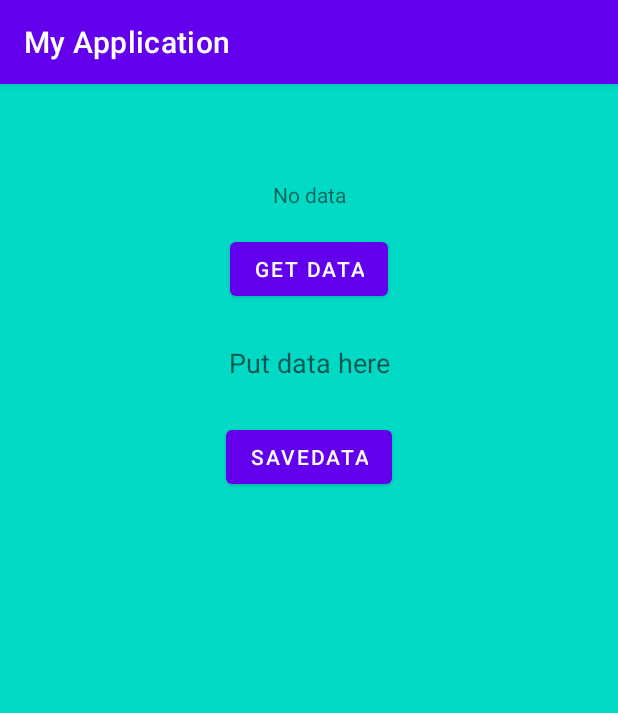
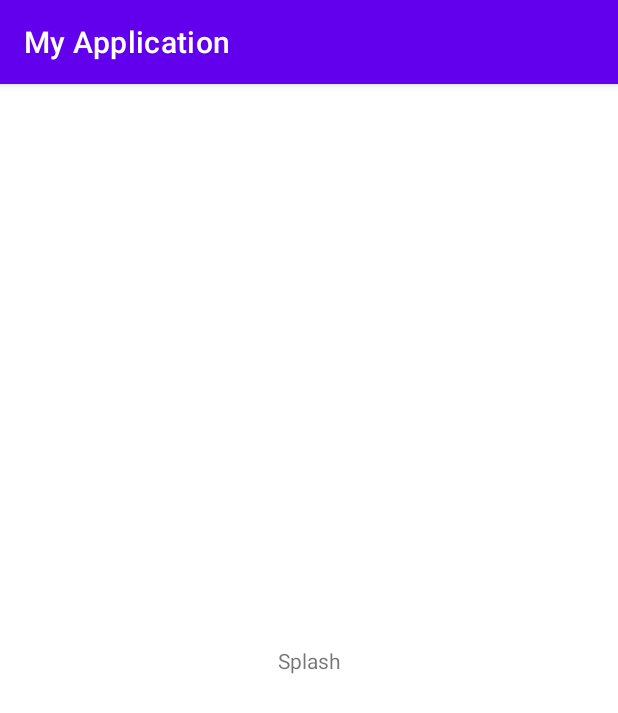
Before and after one commit to MaxShpud/CryptoApp, an Android app: the first screen one second after launch (MainActivity before the commit, SplashActivity after it), on a phone screen of 412 x 824 dp. Shown: the top 713 px of the screen. Run offline under Robolectric (Android 15) with nearby library versions, the phone set to English and light mode, and no system bars; our stand-ins replace RxJava.

Commit message:
[rx]-added splash

```diff
--- a/app/build.gradle
+++ b/app/build.gradle
@@ -65,6 +65,10 @@ dependencies {
 	// Koin Test features
 	testImplementation "io.insert-koin:koin-test:$koin_version"
 
+	//rxjava3
+	implementation 'io.reactivex.rxjava3:rxandroid:3.0.0'
+	implementation 'io.reactivex.rxjava3:rxjava:3.0.0'
+
 	implementation project(path: ":domain")
 	implementation project(path: ":data")
 }
--- a/app/src/main/AndroidManifest.xml
+++ b/app/src/main/AndroidManifest.xml
@@ -14,7 +14,7 @@
 		android:supportsRtl="true"
 		android:theme="@style/Theme.MyApplication">
 		<activity
-            android:name=".presentation.MainActivity"
+			android:name=".presentation.splash.SplashActivity"
 			android:exported="true">
 			<intent-filter>
 				<action android:name="android.intent.action.MAIN" />
@@ -22,6 +22,7 @@
 				<category android:name="android.intent.category.LAUNCHER" />
 			</intent-filter>
 		</activity>
+		<activity android:name=".presentation.MainActivity" />
 		<activity
 			android:name=".presentation.AuthActivity"
 			android:launchMode="singleTop" />
--- a/app/src/main/java/com/example/myapplication/presentation/di/AppModule.kt
+++ b/app/src/main/java/com/example/myapplication/presentation/di/AppModule.kt
@@ -1,12 +1,17 @@
 package com.example.myapplication.presentation.di
 
 import com.example.myapplication.presentation.main.MainFragmentViewModel
+import com.example.myapplication.presentation.splash.SplashViewModel
 import org.koin.androidx.viewmodel.dsl.viewModel
 import org.koin.dsl.module
 
 val appModule = module {
 
-    viewModel<MainFragmentViewModel> {
-        MainFragmentViewModel(get(), get(),get())
-    }
+	viewModel<SplashViewModel> {
+		SplashViewModel()
+	}
+
+	viewModel<MainFragmentViewModel> {
+		MainFragmentViewModel(get(), get(), get())
+	}
 }
--- a/app/src/main/java/com/example/myapplication/presentation/main/MainFragmentViewModel.kt
+++ b/app/src/main/java/com/example/myapplication/presentation/main/MainFragmentViewModel.kt
@@ -22,7 +22,8 @@ class MainFragmentViewModel(
     init {
         println("MainFragmentViewModel created")
         viewModelScope.launch {
-            println(getCurrencyUseCase.execute())
+            println("getCurrencyUseCase.execute()")
+            println("___________________"+getCurrencyUseCase.execute())
         }
     }
 
--- /dev/null
+++ b/app/src/main/java/com/example/myapplication/presentation/splash/SplashActivity.kt
@@ -0,0 +1,28 @@
+package com.example.myapplication.presentation.splash
+
+import android.annotation.SuppressLint
+import android.os.Bundle
+import androidx.appcompat.app.AppCompatActivity
+import com.example.myapplication.R
+import com.example.myapplication.presentation.showMainActivity
+import org.koin.androidx.viewmodel.ext.android.viewModel
+
+@SuppressLint("CustomSplashScreen")
+class SplashActivity : AppCompatActivity() {
+
+	private val viewModel by viewModel<SplashViewModel>()
+
+	override fun onCreate(savedInstanceState: Bundle?) {
+		super.onCreate(savedInstanceState)
+		setContentView(R.layout.splash_activity)
+		subscribeLiveData()
+		viewModel.waitAndGoFurther()
+	}
+
+	private fun subscribeLiveData() {
+		viewModel.resultLiveData.observe(this) {
+			showMainActivity()
+			finish()
+		}
+	}
+}
--- /dev/null
+++ b/app/src/main/java/com/example/myapplication/presentation/splash/SplashViewModel.kt
@@ -0,0 +1,22 @@
+package com.example.myapplication.presentation.splash
+
+import androidx.lifecycle.LiveData
+import androidx.lifecycle.MutableLiveData
+import androidx.lifecycle.ViewModel
+import io.reactivex.rxjava3.core.Observable
+import java.util.concurrent.TimeUnit
+
+class SplashViewModel : ViewModel() {
+
+	private val _resultLiveData = MutableLiveData<Any>()
+	val resultLiveData: LiveData<Any> = _resultLiveData
+
+	fun waitAndGoFurther() {
+		Observable.just(Any()).delay(7000, TimeUnit.MILLISECONDS).subscribe({
+			_resultLiveData.postValue(it)
+		}, {
+			print(it.message)
+		})
+	}
+
+}
--- /dev/null
+++ b/app/src/main/res/layout/splash_activity.xml
@@ -0,0 +1,16 @@
+<?xml version="1.0" encoding="utf-8"?>
+<androidx.constraintlayout.widget.ConstraintLayout xmlns:android="http://schemas.android.com/apk/res/android"
+	xmlns:app="http://schemas.android.com/apk/res-auto"
+	android:layout_width="match_parent"
+	android:layout_height="match_parent">
+
+	<com.google.android.material.textview.MaterialTextView
+		android:layout_width="wrap_content"
+		android:layout_height="wrap_content"
+		android:text="@string/splash_text"
+		app:layout_constraintBottom_toBottomOf="parent"
+		app:layout_constraintEnd_toEndOf="parent"
+		app:layout_constraintStart_toStartOf="parent"
+		app:layout_constraintTop_toTopOf="parent" />
+
+</androidx.constraintlayout.widget.ConstraintLayout>
--- a/app/src/main/res/values/strings.xml
+++ b/app/src/main/res/values/strings.xml
@@ -1,10 +1,11 @@
 <resources>
 
-    <string name="app_name">My Application</string>
+	<string name="app_name">My Application</string>
 
-    <string name="no_data">No data</string>
-    <string name="get_data">Get data</string>
-    <string name="put_data_here">Put data here</string>
-    <string name="save_data">SaveData</string>
+	<string name="no_data">No data</string>
+	<string name="get_data">Get data</string>
+	<string name="put_data_here">Put data here</string>
+	<string name="save_data">SaveData</string>
+	<string name="splash_text">Splash</string>
 
 </resources>
--- a/build.gradle
+++ b/build.gradle
@@ -1,14 +1,14 @@
 // Top-level build file where you can add configuration options common to all sub-projects/modules.
 buildscript {
-	ext.navigationVersion = '2.3.5'
+	ext.navigationVersion = '2.4.1'
 	dependencies {
 		classpath "androidx.navigation:navigation-safe-args-gradle-plugin:$navigationVersion"
 	}
 }
 
 plugins {
-	id 'com.android.application' version '7.1.1' apply false
-	id 'com.android.library' version '7.1.1' apply false
+	id 'com.android.application' version '7.1.2' apply false
+	id 'com.android.library' version '7.1.2' apply false
 	id 'org.jetbrains.kotlin.android' version '1.6.10' apply false
 	id 'org.jetbrains.kotlin.jvm' version '1.6.10' apply false
 }
```
Also changed, not shown: app/src/main/java/com/example/myapplication/presentation/NavigationUtils.kt (added, +8 -0 lines), domain/src/main/java/com/example/domain/base/Converter.kt (renamed from domain/src/main/java/com/example/domain/Converter.kt). Lines whose indentation alone changed are shown as unchanged.
